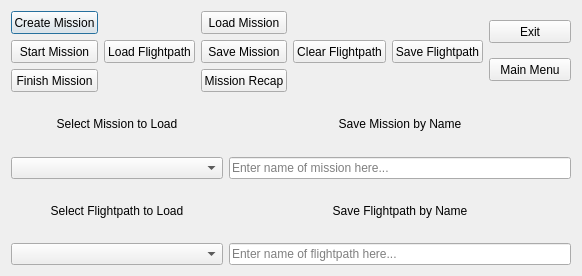
Old version of the form GS/gscontrolpanel.ui in the repository UCI-UAVForge/GroundStation.
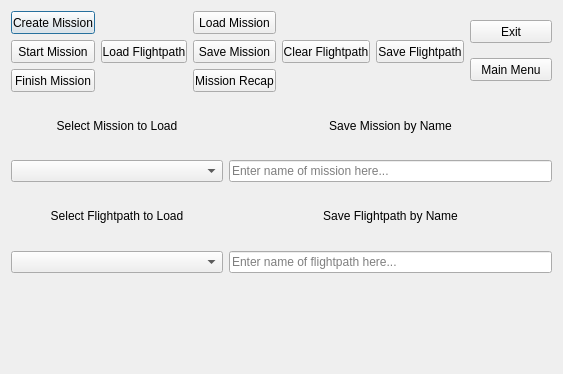
New version of the form. Custom widgets are drawn as their Qt base class.

```diff
--- a/GS/gscontrolpanel.ui
+++ b/GS/gscontrolpanel.ui
@@ -6,8 +6,8 @@
    <rect>
     <x>0</x>
     <y>0</y>
-    <width>582</width>
-    <height>276</height>
+    <width>563</width>
+    <height>374</height>
    </rect>
   </property>
   <property name="minimumSize">
@@ -321,10 +321,25 @@
        </item>
       </layout>
      </item>
+     <item>
+      <layout class="QVBoxLayout" name="MissionStatusWindowLayout">
+       <item>
+        <widget class="MissionStatusWindow" name="MissionStatusWindowWidget" native="true"/>
+       </item>
+      </layout>
+     </item>
     </layout>
    </item>
   </layout>
  </widget>
+ <customwidgets>
+  <customwidget>
+   <class>MissionStatusWindow</class>
+   <extends>QWidget</extends>
+   <header>missionstatuswindow.h</header>
+   <container>1</container>
+  </customwidget>
+ </customwidgets>
  <resources/>
  <connections/>
 </ui>
```
